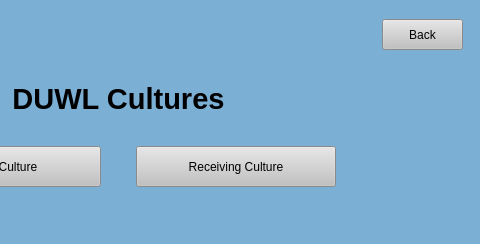
Qt form UI Screens/COMBdb_DUWL_Nav.ui (Kasmanian/COMBDb-oldgen) before a commit; both pictures show x 208 to 688 and y 0 to 244 of the 688 by 244 pixel window.
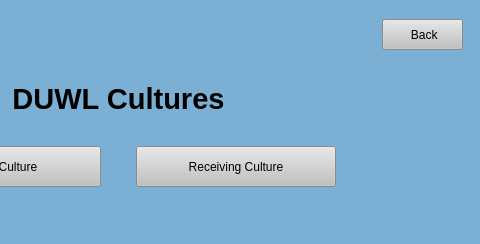
The same form after that commit.

Diff of the .ui file:
```diff
--- a/UI Screens/COMBdb_DUWL_Nav.ui
+++ b/UI Screens/COMBdb_DUWL_Nav.ui
@@ -93,7 +93,7 @@
 }</string>
       </property>
       <property name="text">
-       <string>Back</string>
+       <string> Back</string>
       </property>
      </widget>
     </item>
```
